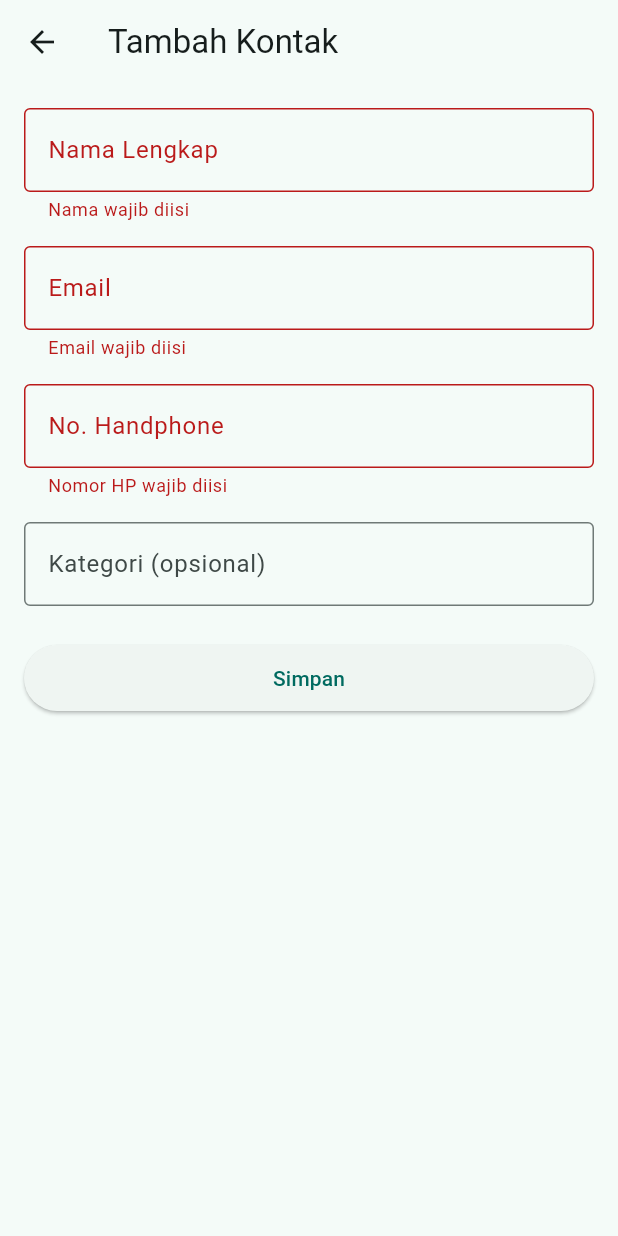
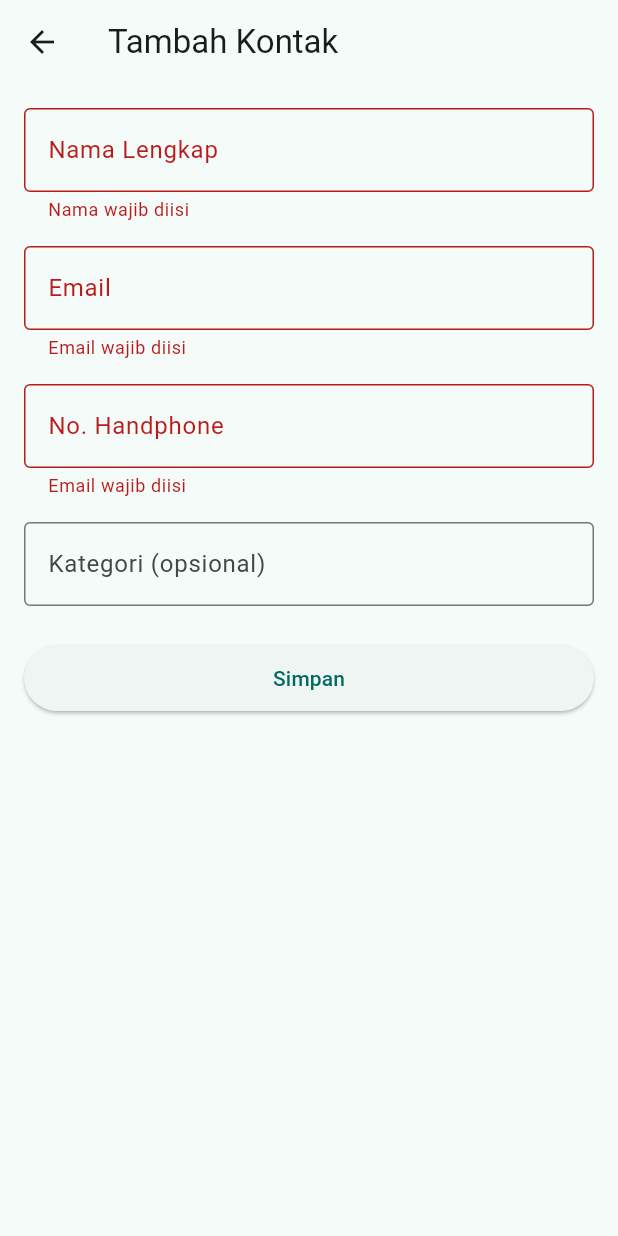
Before and after one commit to rasheesakk/bonyok, a Flutter app: the AddContactPage screen opened by its route, after a tap on "Simpan", on a phone screen of 412 x 824 dp. Run offline on Flutter 3.47's test engine with Material 3 defaults, Android fonts, the phone set to English and light mode, and no system bars.

Commit message:
Menambahkan Form Validasi

```diff
--- a/lib/pages/add_contact_page.dart
+++ b/lib/pages/add_contact_page.dart
@@ -90,13 +90,11 @@ class _AddContactPageState extends State<AddContactPage> {
                 validator: (value) {
   final text = value?.trim() ?? '';
   if (text.isEmpty) {
-                    return 'Nomor HP wajib diisi';
+    return 'Email wajib diisi';
   }
-                  if (!RegExp(r'^[0-9]+$').hasMatch(text)) {
-                    return 'Nomor HP hanya boleh berisi angka';
-                  }
-                  if (text.length < 10) {
-                    return 'Nomor HP minimal 10 digit';
+  final emailRegex = RegExp(r'^[\w.+-]+@[\w-]+\.[a-zA-Z]{2,}$');
+  if (!emailRegex.hasMatch(text)) {
+    return 'Format email tidak valid';
   }
   return null;
 },
```
Lines whose indentation alone changed are shown as unchanged.
